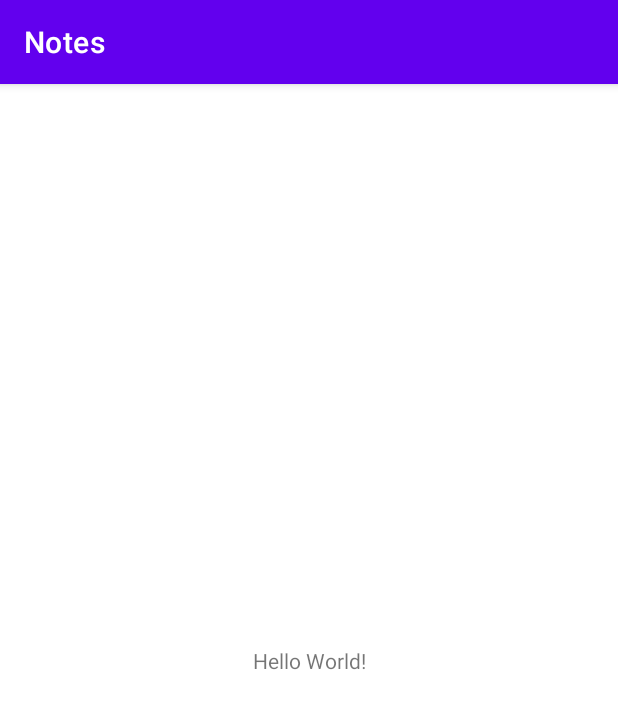
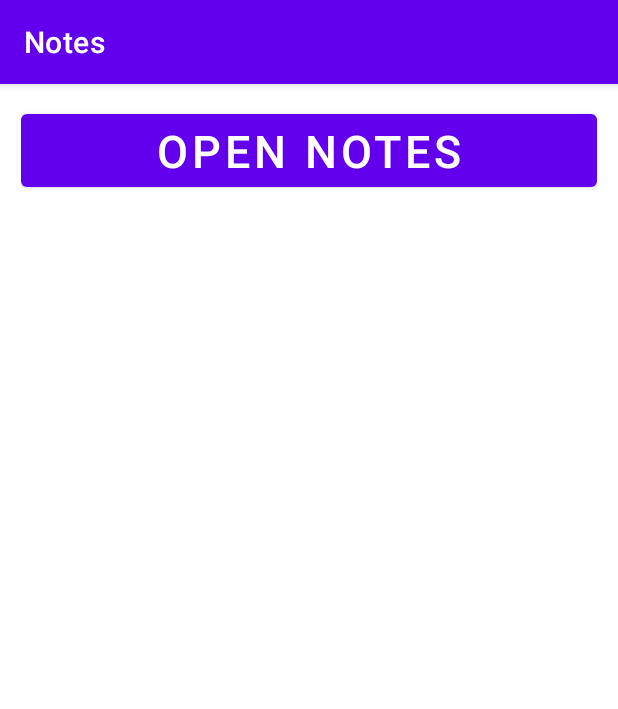
Before and after one commit to SergeyMatyushkin/Notes, an Android app: the screen it shows after launch (MainActivity), on a phone screen of 412 x 824 dp. Shown: the top 709 px of the screen. Run offline under Robolectric (Android 15) with nearby library versions, the phone set to English and light mode, and no system bars.

Commit message:
в процессе

```diff
--- a/app/src/main/java/com/example/notes/MainActivity.java
+++ b/app/src/main/java/com/example/notes/MainActivity.java
@@ -6,9 +6,20 @@ import android.os.Bundle;
 
 public class MainActivity extends AppCompatActivity {
 
+    private NotesEntity myNotes = new NotesEntity("Встреча", "20.07.2021", "Обязательно взять с собой Николая Петровича и документы по " +
+            "Фонду");
+
     @Override
     protected void onCreate(Bundle savedInstanceState) {
         super.onCreate(savedInstanceState);
         setContentView(R.layout.activity_main);
+
+        findViewById(R.id.open_notes).setOnClickListener(v -> {
+            Profile_kFragment profileKFragment = new Profile_kFragment(myNotes);
+            getSupportFragmentManager()
+                    .beginTransaction()
+                    .add(R.id.fragment_container, profileKFragment)
+                    .commit();
+        });
     }
 }
--- /dev/null
+++ b/app/src/main/java/com/example/notes/NotesEntity.java
@@ -0,0 +1,13 @@
+package com.example.notes;
+
+public class NotesEntity {
+    public String name;
+    public String date;
+    public String description;
+
+    public NotesEntity(String name, String date, String description){
+        this.name = name;
+        this.date = date;
+        this.description = description;
+    }
+}
--- a/app/src/main/res/layout/activity_main.xml
+++ b/app/src/main/res/layout/activity_main.xml
@@ -1,18 +1,24 @@
 <?xml version="1.0" encoding="utf-8"?>
-<androidx.constraintlayout.widget.ConstraintLayout xmlns:android="http://schemas.android.com/apk/res/android"
+<LinearLayout xmlns:android="http://schemas.android.com/apk/res/android"
     xmlns:app="http://schemas.android.com/apk/res-auto"
     xmlns:tools="http://schemas.android.com/tools"
     android:layout_width="match_parent"
     android:layout_height="match_parent"
+    android:gravity="center"
+    android:orientation="vertical"
+    android:padding="@dimen/profile_padding"
     tools:context=".MainActivity">
 
-    <TextView
-        android:layout_width="wrap_content"
+    <Button
+        android:id="@+id/open_notes"
+        android:layout_width="match_parent"
         android:layout_height="wrap_content"
-        android:text="Hello World!"
-        app:layout_constraintBottom_toBottomOf="parent"
-        app:layout_constraintLeft_toLeftOf="parent"
-        app:layout_constraintRight_toRightOf="parent"
-        app:layout_constraintTop_toTopOf="parent" />
+        android:text="@string/text_button_open_notes"
+        android:textSize="@dimen/button_save_text_size" />
 
-</androidx.constraintlayout.widget.ConstraintLayout>
+    <FrameLayout
+        android:id="@+id/fragment_container"
+        android:layout_width="match_parent"
+        android:layout_height="match_parent"/>
+
+</LinearLayout>
--- a/app/src/main/res/values/dimens.xml
+++ b/app/src/main/res/values/dimens.xml
@@ -1,4 +1,10 @@
 <?xml version="1.0" encoding="utf-8"?>
 <resources>
-    <dimen name="profile_padding">16dp</dimen>
+    <dimen name="profile_padding">14dp</dimen>
+    <dimen name="name_text_size">30sp</dimen>
+    <dimen name="date_text_size">28sp</dimen>
+    <dimen name="description_text_size">24sp</dimen>
+    <dimen name="button_save_text_size">30sp</dimen>
+
+
 </resources>
--- a/app/src/main/res/values/strings.xml
+++ b/app/src/main/res/values/strings.xml
@@ -3,6 +3,8 @@
     <!-- TODO: Remove or change this placeholder text -->
     <string name="hello_blank_fragment">Hello blank fragment</string>
     <string name="name_note_edit_text">Название заметки</string>
-    <string name="date_edit_text">дата заметк</string>
+    <string name="date_edit_text">дата заметки</string>
     <string name="description_edit_text">описание заметки</string>
+    <string name="text_button_save">Сохранить</string>
+    <string name="text_button_open_notes">Open notes</string>
 </resources>
```
Also changed, not shown: app/src/main/java/com/example/notes/Profile_kFragment.java (+11 -23 lines), app/src/main/res/layout/fragment_profile_k.xml (+10 -3 lines).
